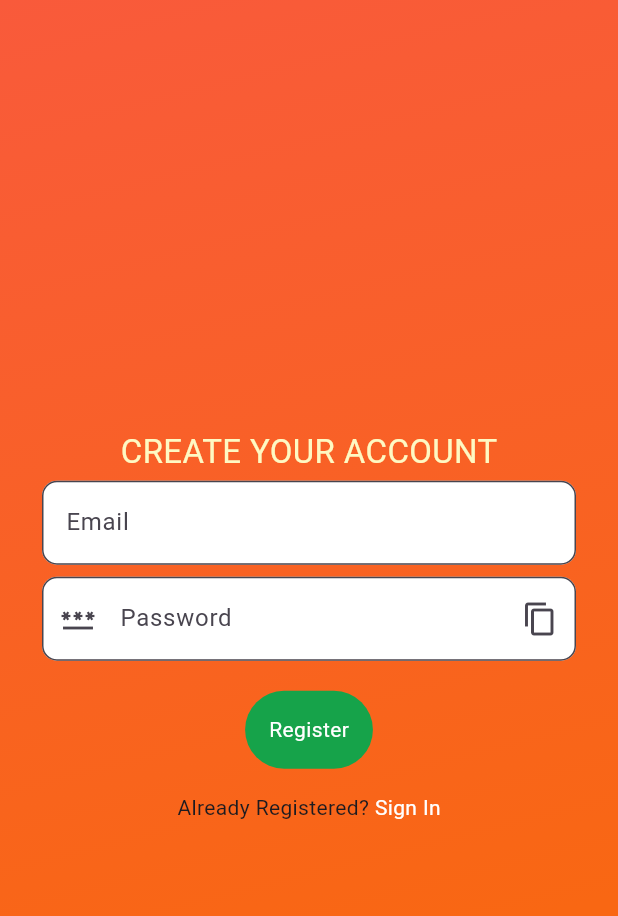
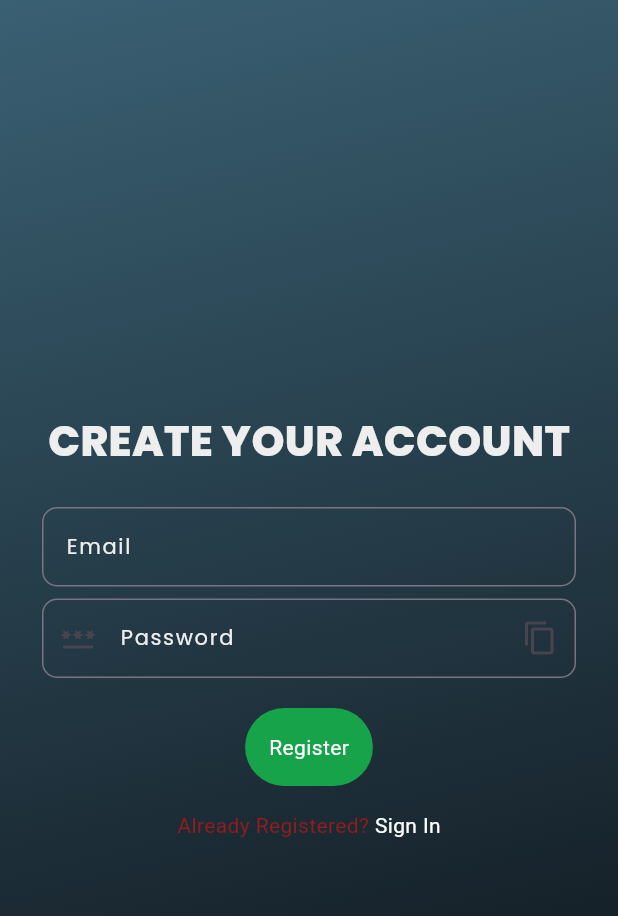
Before and after one commit to tonymontana143/movie_app, a Flutter app: the Registration screen opened directly, on a phone screen of 412 x 824 dp. Shown: the top 916 px of the screen. Run offline on Flutter 3.47's test engine with Material 3 defaults, Android fonts, the phone set to English and light mode, and no system bars; drawn by our look-alikes of velocity_x; our stand-ins replace google_fonts, jwt_decoder, shared_preferences; accounts and stored records are empty; network calls fail.

Commit message:
first commit

```diff
--- a/lib/config.dart
+++ b/lib/config.dart
@@ -1,3 +1,3 @@
-final url = 'http://192.168.1.130:3000/';
+final url = 'http://192.168.1.245:3000/';
 final registration = url + "registration";
 final login = url + 'login';
--- a/lib/main.dart
+++ b/lib/main.dart
@@ -1,5 +1,8 @@
 import 'package:flutter/material.dart';
 import 'package:jwt_decoder/jwt_decoder.dart';
+import 'package:movie_app/pages/actors_list_page.dart';
+import 'package:movie_app/pages/movie.dart';
+import 'package:movie_app/pages/staff_list_page.dart';
 import 'package:shared_preferences/shared_preferences.dart';
 import 'package:movie_app/pages/login_page.dart';
 
@@ -16,8 +19,8 @@ class MyApp extends StatelessWidget {
   final token;
   const MyApp({
     @required this.token,
-    Key? key,
-}): super(key: key);
+    super.key,
+});
 
   @override
   Widget build(BuildContext context) {
@@ -29,7 +32,7 @@ class MyApp extends StatelessWidget {
         primaryColor: Colors.black,
         visualDensity: VisualDensity.adaptivePlatformDensity,
       ),
-      home: SignInPage(),
+      home: const MoviePage(),
     );
   }
 }
--- a/lib/pages/registration_page.dart
+++ b/lib/pages/registration_page.dart
@@ -8,6 +8,8 @@ import 'package:http/http.dart' as http;
 import 'package:movie_app/config.dart';
 
 class Registration extends StatefulWidget {
+  const Registration({super.key});
+
   @override
   _RegistrationState createState() => _RegistrationState();
 }
@@ -54,9 +56,9 @@ class _RegistrationState extends State<Registration> {
         body: Container(
           width: MediaQuery.of(context).size.width,
           height: MediaQuery.of(context).size.height,
-          decoration: BoxDecoration(
+          decoration: const BoxDecoration(
             gradient: LinearGradient(
-                colors: [const Color(0XFFF95A3B),const Color(0XFFF96713)],
+                colors: [Color(0XFF3A6073),Color(0xFF16222A)],
                 begin: FractionalOffset.topLeft,
                 end: FractionalOffset.bottomCenter,
                 stops: [0.0,0.8],
@@ -69,22 +71,52 @@ class _RegistrationState extends State<Registration> {
                 mainAxisAlignment: MainAxisAlignment.center,
                 children: <Widget>[
                   HeightBox(10),
-                  "CREATE YOUR ACCOUNT".text.size(22).yellow100.make(),
+                  const Padding(
+                    padding: EdgeInsets.only(bottom: 20.0),
+                    child: Text(
+                        "CREATE YOUR ACCOUNT",
+                        style: TextStyle(
+                          fontFamily: "Poppins",
+                          fontWeight: FontWeight.w800,
+                          color: Color(0xFFEEEEEE),
+                          fontSize: 28
+                        )
+                    ),
+                  ),
                   TextField(
                     controller: emailController,
                     keyboardType: TextInputType.text,
+                      style: const TextStyle(
+                          color: Color(0xFFEEEEEE),
+                          fontFamily: "Poppins",
+                          fontSize: 14,
+                          letterSpacing: 1.1
+                      ),
                     decoration: InputDecoration(
-                        filled: true,
-                        fillColor: Colors.white,
-                        errorStyle: TextStyle(color: Colors.white),
+                        filled: false,
+                        errorStyle: const TextStyle(color: Colors.white),
                         errorText: _isNotValidate ? "Enter Proper Info" : null,
                         hintText: "Email",
-                        border: OutlineInputBorder(
-                            borderRadius: BorderRadius.all(Radius.circular(10.0)))),
+                        hintStyle: const TextStyle(
+                          color: Color(0xFFEEEEEE),
+                          fontFamily: "Poppins",
+                          fontSize: 14,
+                          letterSpacing: 1.1
+                        ),
+                        border: const OutlineInputBorder(
+                            borderSide: BorderSide(color: Color(0xFFFFFFFF)),
+                            borderRadius: BorderRadius.all(Radius.circular(10.0))),
+                    ),
                   ).p4().px24(),
                   TextField(
                     controller: passwordController,
                     keyboardType: TextInputType.text,
+                    style: const TextStyle(
+                        color: Color(0xFFEEEEEE),
+                        fontFamily: "Poppins",
+                        fontSize: 14,
+                        letterSpacing: 1.1
+                    ),
                     decoration: InputDecoration(
                         suffixIcon: IconButton(icon: Icon(Icons.copy),onPressed: (){
                           final data = ClipboardData(text: passwordController.text);
@@ -97,13 +129,29 @@ class _RegistrationState extends State<Registration> {
 
                           });
                         },),
-                        filled: true,
-                        fillColor: Colors.white,
-                        errorStyle: TextStyle(color: Colors.white),
+                        filled: false,
+                        errorStyle: const TextStyle(color: Colors.white),
                         errorText: _isNotValidate ? "Enter Proper Info" : null,
                         hintText: "Password",
-                        border: OutlineInputBorder(
-                            borderRadius: BorderRadius.all(Radius.circular(10.0)))),
+                        hintStyle: const TextStyle(
+                            color: Color(0xFFEEEEEE),
+                            fontFamily: "Poppins",
+                            fontSize: 14,
+                            letterSpacing: 1.1
+                        ),
+                        border: const OutlineInputBorder(
+                            borderSide: BorderSide(color: Color(0xFFFFFFFF), width: 100.0),
+                            borderRadius: BorderRadius.all(Radius.circular(10.0)))
+                    ,
+                        focusedBorder: const OutlineInputBorder(
+                            borderSide: BorderSide(
+                            color: Color(0XFF3A6073)
+                              , // Change the color of the border when focused
+                      ),
+                          borderRadius: BorderRadius.all(Radius.circular(10.0)),
+                    ),
+                    ),
+
                   ).p4().px24(),
                   HStack([
                     GestureDetector(
@@ -119,7 +167,7 @@ class _RegistrationState extends State<Registration> {
                       Navigator.push(context, MaterialPageRoute(builder: (context)=>SignInPage()));
                     },
                     child: HStack([
-                      "Already Registered?".text.make(),
+                      "Already Registered?".text.red800.make(),
                       " Sign In".text.white.make()
                     ]).centered(),
                   )
```
Also changed, not shown: lib/pages/actors_list_page.dart (+15 -0 lines), lib/pages/login_page.dart (+7 -7 lines), lib/pages/staff_list_page.dart (+33 -88 lines), lib/widgets/pop_up_dialog.dart (added, +244 -0 lines), 4 other files.
